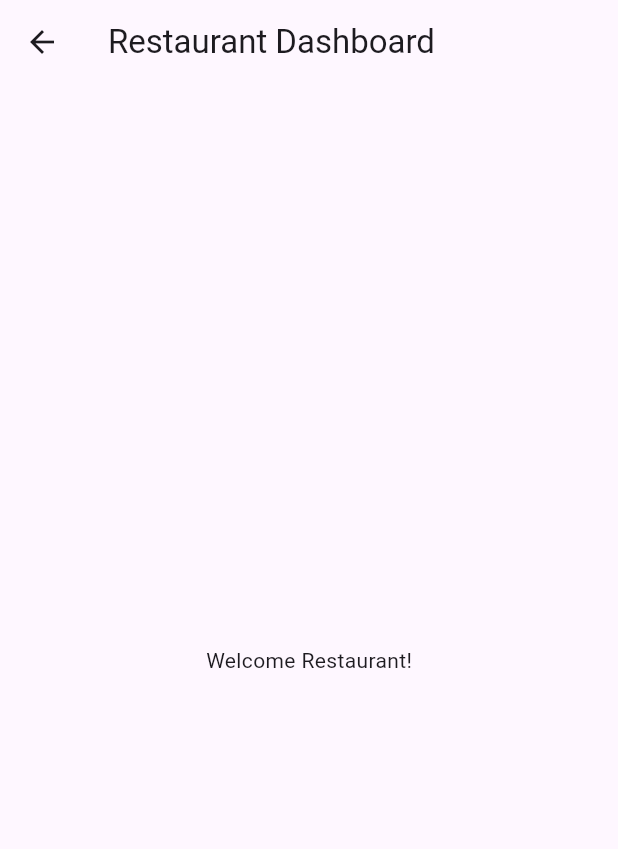
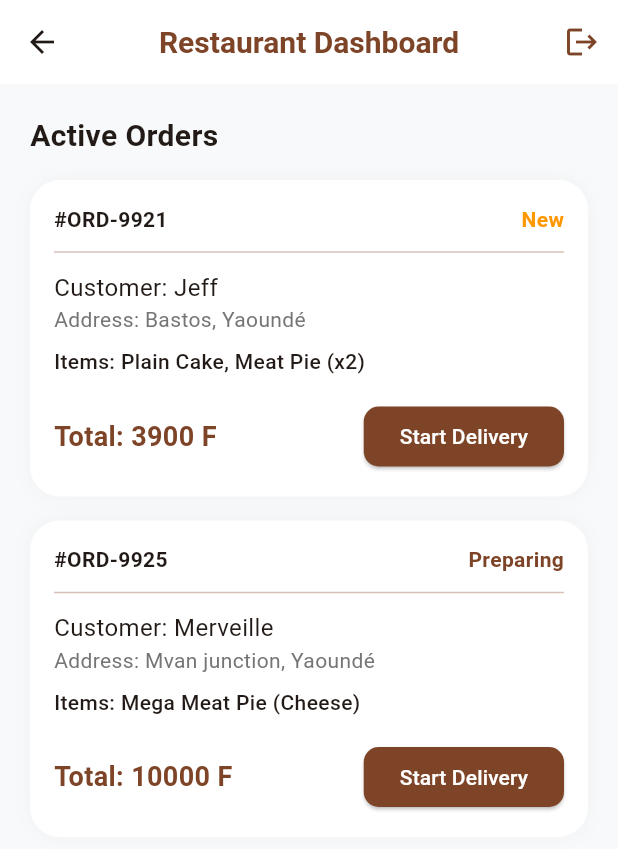
Before and after one commit to Darylgabin/dashchopmobileapp, a Flutter app: the DashboardScreen screen opened directly, on a phone screen of 412 x 824 dp. Shown: the top 849 px of the screen. Run offline on Flutter 3.47's test engine with Material 3 defaults, Android fonts, the light colour scheme and no system bars; our stand-ins replace flutter_riverpod.

Commit message:
created restaurant dashboard and delivery screens.

```diff
--- a/lib/screens/restaurant/dashboard_screen.dart
+++ b/lib/screens/restaurant/dashboard_screen.dart
@@ -1,11 +1,130 @@
 import 'package:flutter/material.dart';
+import 'package:flutter/cupertino.dart';
+import 'delivery_screen.dart';
 
 class DashboardScreen extends StatelessWidget {
+  final Color primaryBrown = const Color(0xFF7D4427);
+
+  // Mock orders for the Dashboard
+  final List<Map<String, dynamic>> activeOrders = [
+    {
+      "id": "#ORD-9921",
+      "customer": "Jeff",
+      "address": "Bastos, Yaoundé",
+      "items": "Plain Cake, Meat Pie (x2)",
+      "total": "3900 F",
+      "status": "New",
+    },
+    {
+      "id": "#ORD-9925",
+      "customer": "Merveille",
+      "address": "Mvan junction, Yaoundé",
+      "items": "Mega Meat Pie (Cheese)",
+      "total": "10000 F",
+      "status": "Preparing",
+    },
+  ];
+
   @override
   Widget build(BuildContext context) {
     return Scaffold(
-      appBar: AppBar(title: Text("Restaurant Dashboard")),
-      body: Center(child: Text("Welcome Restaurant!")),
+      backgroundColor: const Color(0xFFF8F9FA),
+      appBar: AppBar(
+        backgroundColor: Colors.white,
+        elevation: 0,
+        title: Text(
+          "Restaurant Dashboard",
+          style: TextStyle(color: primaryBrown, fontWeight: FontWeight.bold),
+        ),
+        actions: [
+          IconButton(
+            icon: Icon(Icons.logout, color: primaryBrown),
+            onPressed: () => Navigator.pop(context), // Temporary logout
+          )
+        ],
+      ),
+      body: Padding(
+        padding: const EdgeInsets.all(20.0),
+        child: Column(
+          crossAxisAlignment: CrossAxisAlignment.start,
+          children: [
+            const Text(
+              "Active Orders",
+              style: TextStyle(fontSize: 20, fontWeight: FontWeight.bold),
+            ),
+            const SizedBox(height: 15),
+            Expanded(
+              child: ListView.builder(
+                itemCount: activeOrders.length,
+                itemBuilder: (context, index) {
+                  final order = activeOrders[index];
+                  return _buildOrderCard(context, order);
+                },
+              ),
+            ),
+          ],
+        ),
+      ),
+    );
+  }
+
+  Widget _buildOrderCard(BuildContext context, Map<String, dynamic> order) {
+    return Container(
+      margin: const EdgeInsets.only(bottom: 16),
+      padding: const EdgeInsets.all(16),
+      decoration: BoxDecoration(
+        color: Colors.white,
+        borderRadius: BorderRadius.circular(20),
+        boxShadow: [
+          BoxShadow(color: Colors.black.withOpacity(0.03), blurRadius: 10),
+        ],
+      ),
+      child: Column(
+        crossAxisAlignment: CrossAxisAlignment.start,
+        children: [
+          Row(
+            mainAxisAlignment: MainAxisAlignment.spaceBetween,
+            children: [
+              Text(order['id'], style: const TextStyle(fontWeight: FontWeight.bold)),
+              Text(
+                order['status'],
+                style: TextStyle(
+                  color: order['status'] == "New" ? Colors.orange : primaryBrown,
+                  fontWeight: FontWeight.bold,
+                ),
+              ),
+            ],
+          ),
+          const Divider(height: 24),
+          Text("Customer: ${order['customer']}", style: const TextStyle(fontSize: 16)),
+          Text("Address: ${order['address']}", style: TextStyle(color: Colors.grey.shade600)),
+          const SizedBox(height: 8),
+          Text("Items: ${order['items']}", style: const TextStyle(fontWeight: FontWeight.w500)),
+          const SizedBox(height: 16),
+          Row(
+            mainAxisAlignment: MainAxisAlignment.spaceBetween,
+            children: [
+              Text(
+                "Total: ${order['total']}",
+                style: TextStyle(fontSize: 18, fontWeight: FontWeight.bold, color: primaryBrown),
+              ),
+              ElevatedButton(
+                onPressed: () {
+                  Navigator.push(
+                    context,
+                    MaterialPageRoute(builder: (_) => DeliveryScreen(orderId: order['id'])),
+                  );
+                },
+                style: ElevatedButton.styleFrom(
+                  backgroundColor: primaryBrown,
+                  shape: RoundedRectangleBorder(borderRadius: BorderRadius.circular(10)),
+                ),
+                child: const Text("Start Delivery", style: TextStyle(color: Colors.white)),
+              )
+            ],
+          )
+        ],
+      ),
     );
   }
 }
```
Also changed, not shown: lib/main.dart (+24 -1 lines), lib/screens/auth/login_screen.dart (+26 -21 lines), lib/screens/customer/tracking_screen.dart (+107 -0 lines), lib/screens/restaurant/delivery_screen.dart (+96 -0 lines).
